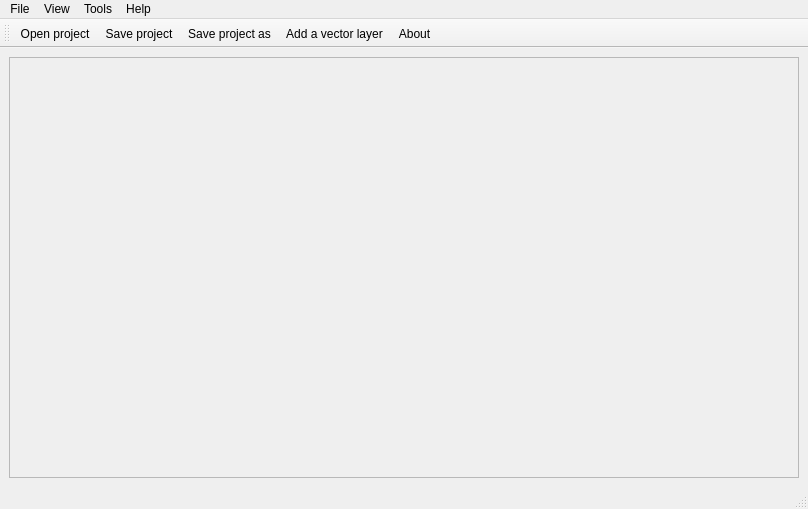
Qt form ImgTest/GRAppBase.ui (xxssff/GR) before a commit.
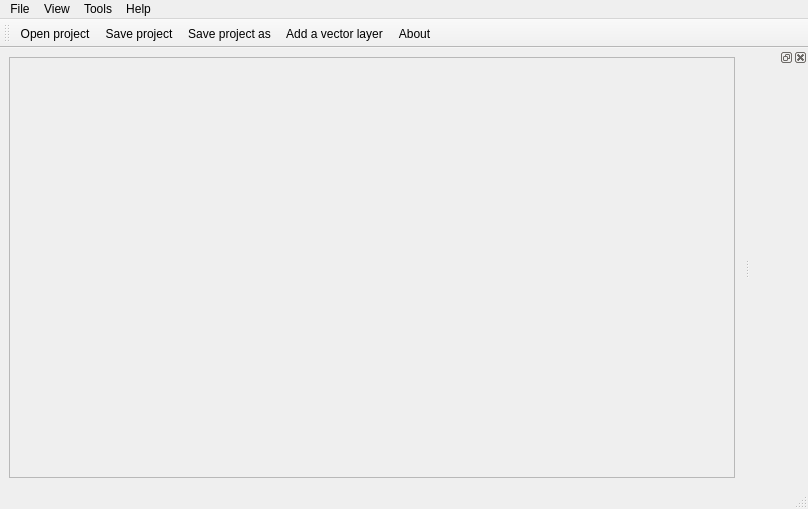
The same form after that commit. Icons and pictures are not drawn.

Patch:
```diff
--- a/ImgTest/GRAppBase.ui
+++ b/ImgTest/GRAppBase.ui
@@ -13,6 +13,9 @@
   <property name="windowTitle">
    <string>GIS and RS</string>
   </property>
+  <property name="documentMode">
+   <bool>false</bool>
+  </property>
   <widget class="QWidget" name="centralwidget">
    <layout class="QGridLayout" name="gridLayout">
     <item row="0" column="0">
@@ -90,6 +93,12 @@
    <addaction name="actionAdd_a_vector_layer"/>
    <addaction name="action_About"/>
   </widget>
+  <widget class="QDockWidget" name="dockWidget">
+   <attribute name="dockWidgetArea">
+    <number>2</number>
+   </attribute>
+   <widget class="QWidget" name="dockWidgetContents"/>
+  </widget>
   <action name="actionOpen_project">
    <property name="icon">
     <iconset resource="imgtest.qrc">
```
